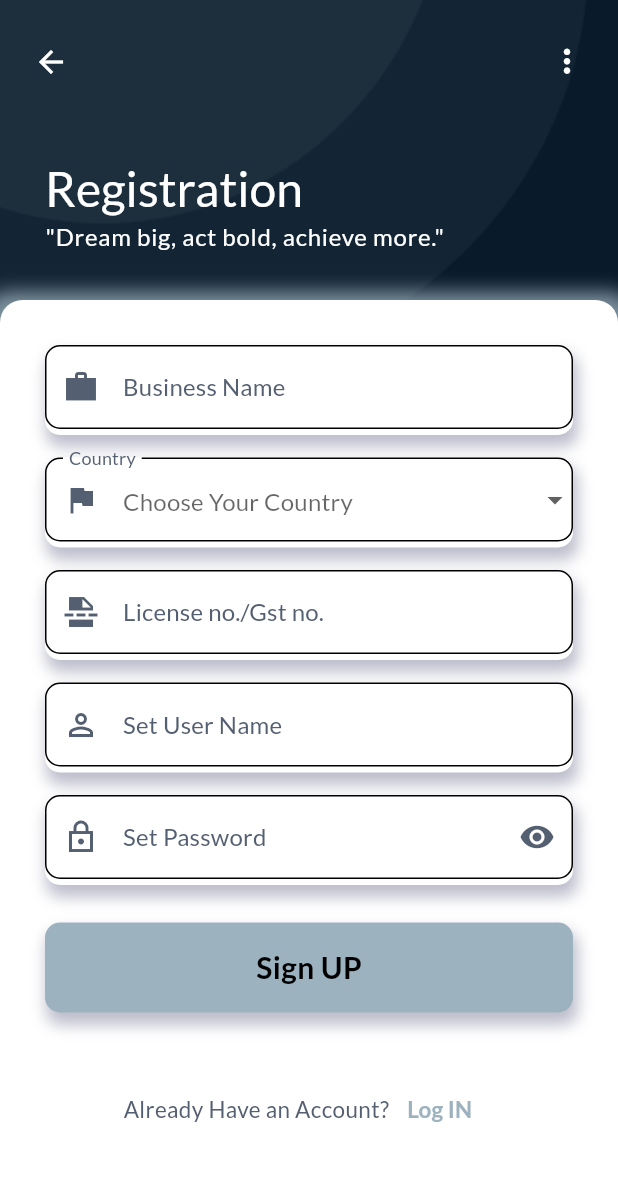
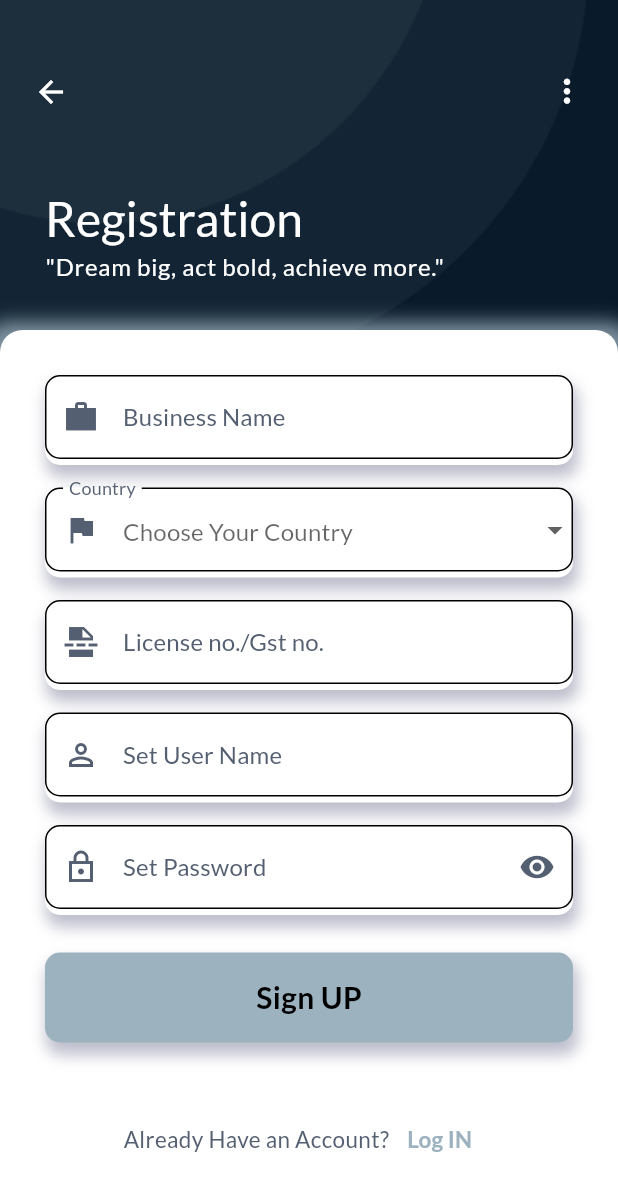
Before and after one commit to PalGabani/Business_Bridge, a Flutter app: the screen it shows after launch, after a tap on "Sign IN", on a phone screen of 412 x 824 dp. Shown: the top 1191 px of the screen. Run offline on Flutter 3.47's test engine with Material 2 defaults, Android fonts, the light colour scheme and no system bars; our stand-ins replace flutter_riverpod, google_fonts, riverpod, transparent_image.

Commit message:
Merge remote-tracking branch 'origin/master'

```diff
--- a/lib/screens/sign_page_user.dart
+++ b/lib/screens/sign_page_user.dart
@@ -57,8 +57,7 @@ class _Signin_pageState extends State<Signin_page> {
 
     return Scaffold(
       resizeToAvoidBottomInset: false,
-      body: SafeArea(
-        child: Container(
+      body: Container(
         decoration: BoxDecoration(
           image: DecorationImage(
               image: AssetImage('assets/images/background_login.png'),
@@ -74,14 +73,14 @@ class _Signin_pageState extends State<Signin_page> {
                   Container(
                     //color: Colors.brown,
                    color: Colors.transparent,
-                      height: 200,
+                    height: 220,
                     width: double.infinity,
                    child: Column(
                      mainAxisAlignment: MainAxisAlignment.end,
                      crossAxisAlignment: CrossAxisAlignment.start,
                      children: [
                        Padding(
-                           padding: const EdgeInsets.fromLTRB(10,0,10,0),
+                         padding: const EdgeInsets.fromLTRB(10,10,10,0),
                          child: Container(
                            color: Colors.transparent,
                            height: 70,
@@ -622,7 +621,6 @@ class _Signin_pageState extends State<Signin_page> {
           ],
         ),
       ),
-      ),
     );
   }
 }
```
Lines whose indentation alone changed are shown as unchanged.
